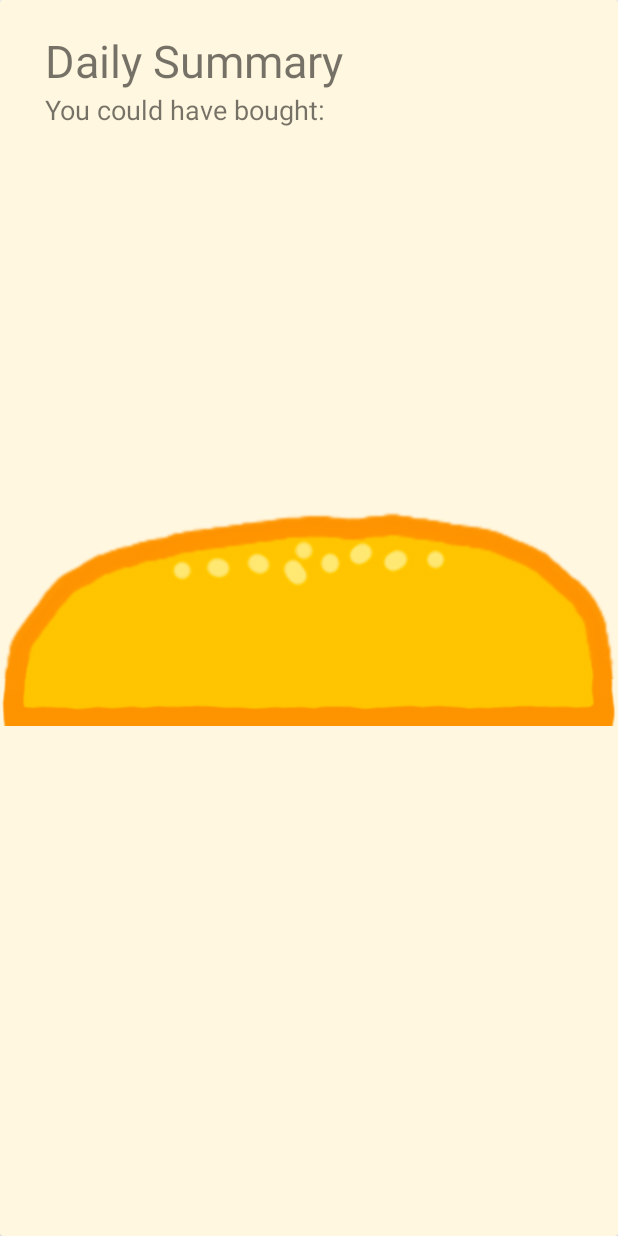
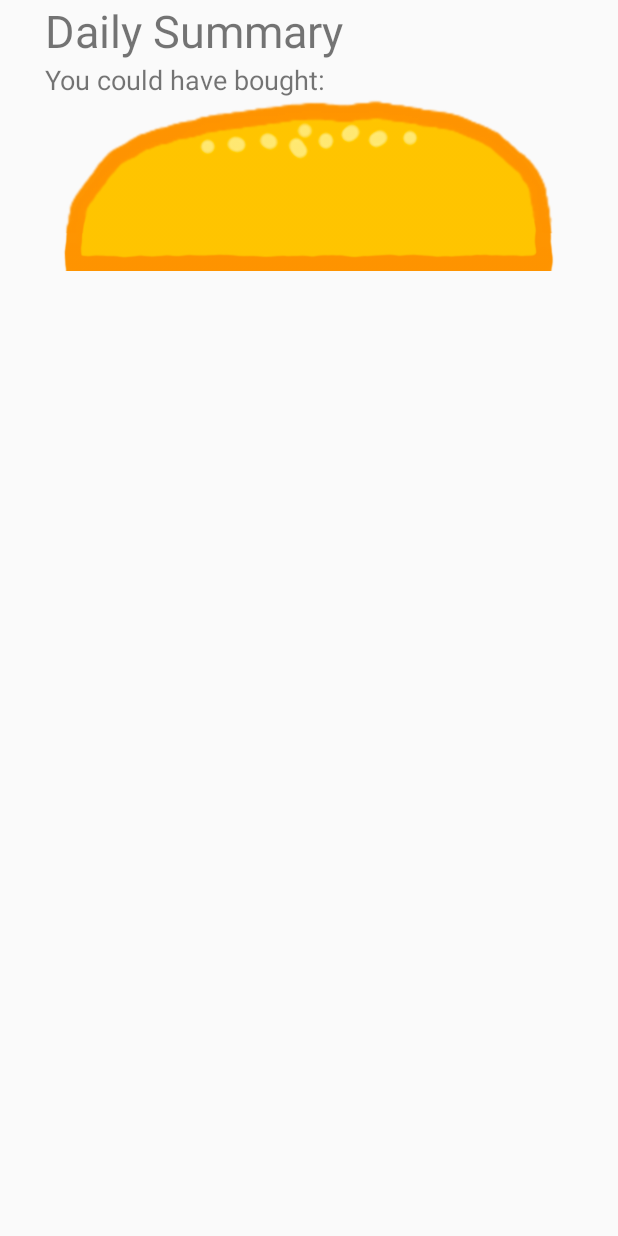
Before and after one commit to rustielin/2burgers, an Android app: the layout couldve_header.xml on its own in the app's theme, with its tools: preview values and no code run, on a phone screen of 412 x 824 dp. Run offline under Robolectric (Android 15) with nearby library versions, the phone set to English and light mode, and no system bars.

Commit message:
bottom burger

```diff
--- a/twoburgers/android/app/src/main/res/layout/couldve_header.xml
+++ b/twoburgers/android/app/src/main/res/layout/couldve_header.xml
@@ -1,31 +1,17 @@
 <?xml version="1.0" encoding="utf-8"?>
+<LinearLayout
+    android:orientation="vertical"
+    android:layout_width="match_parent"
+    android:layout_height="wrap_content"
+    android:paddingBottom="-40dp"
 
-    <android.support.v7.widget.CardView
     xmlns:android="http://schemas.android.com/apk/res/android"
-        xmlns:app="http://schemas.android.com/apk/res-auto"
-        android:id="@+id/bun"
-        android:layout_gravity="center"
-        app:cardBackgroundColor="#FFF7DF"
-        android:layout_width="match_parent"
-        android:layout_height="wrap_content">
-
-            <RelativeLayout
-                android:layout_width="match_parent"
-                android:layout_height="match_parent">
-
-
-                <ImageView
-                    android:paddingBottom="-40dp"
-                    android:foregroundGravity="bottom"
-                    android:src="@drawable/burgertop"
-                    android:layout_width="match_parent"
-                    android:layout_height="match_parent" />
+    xmlns:app="http://schemas.android.com/apk/res-auto">
 
     <LinearLayout
         android:paddingLeft="30dp"
         android:elevation="5dp"
-                    android:paddingTop="20dp"
-                    android:paddingBottom="30dp"
+
         android:orientation="vertical"
         android:layout_width="match_parent"
         android:layout_height="match_parent">
@@ -47,8 +33,16 @@
     </LinearLayout>
 
 
+    <ImageView
+        android:layout_marginLeft="-4dp"
+        android:layout_marginRight="-4dp"
+        android:paddingTop="0dp"
+        android:paddingBottom="0dp"
+        android:foregroundGravity="bottom"
+        android:src="@drawable/burgertop"
+        android:layout_width="match_parent"
+        android:layout_height="115dp" />
 
 
-            </RelativeLayout>
 
-    </android.support.v7.widget.CardView>
+</LinearLayout>
```
Also changed, not shown: twoburgers/android/app/src/main/java/Fragments/NewPurchaseFragment.java (+27 -0 lines), twoburgers/android/app/src/main/res/layout/new_purchase_fragment_layout.xml (+10 -2 lines). Lines whose indentation alone changed are shown as unchanged.
